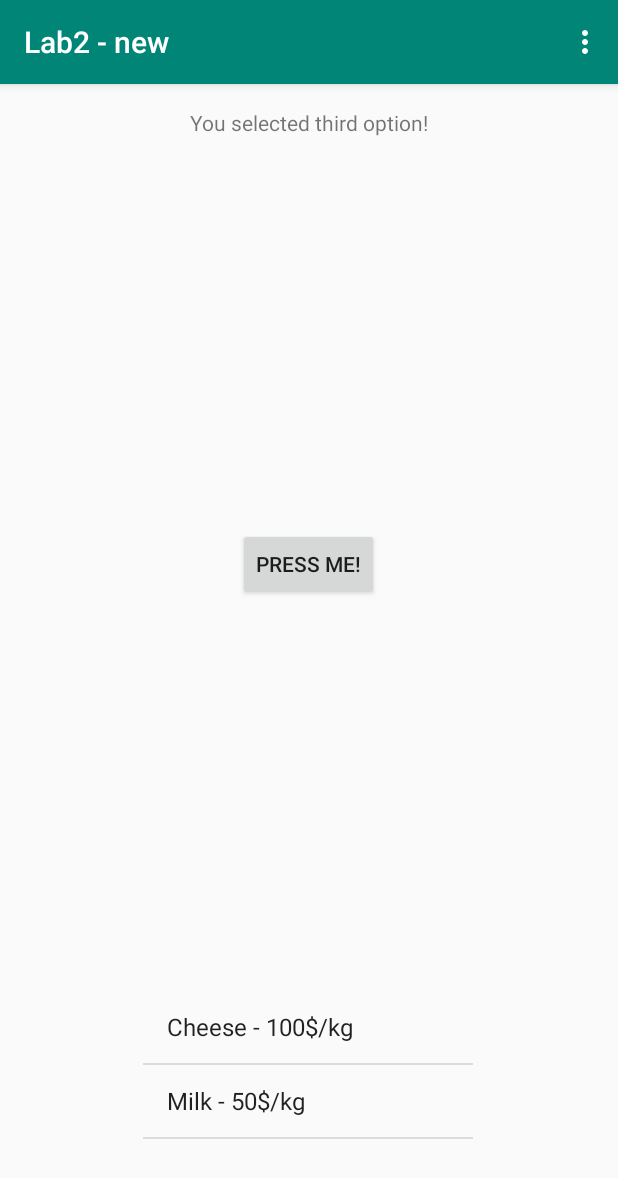
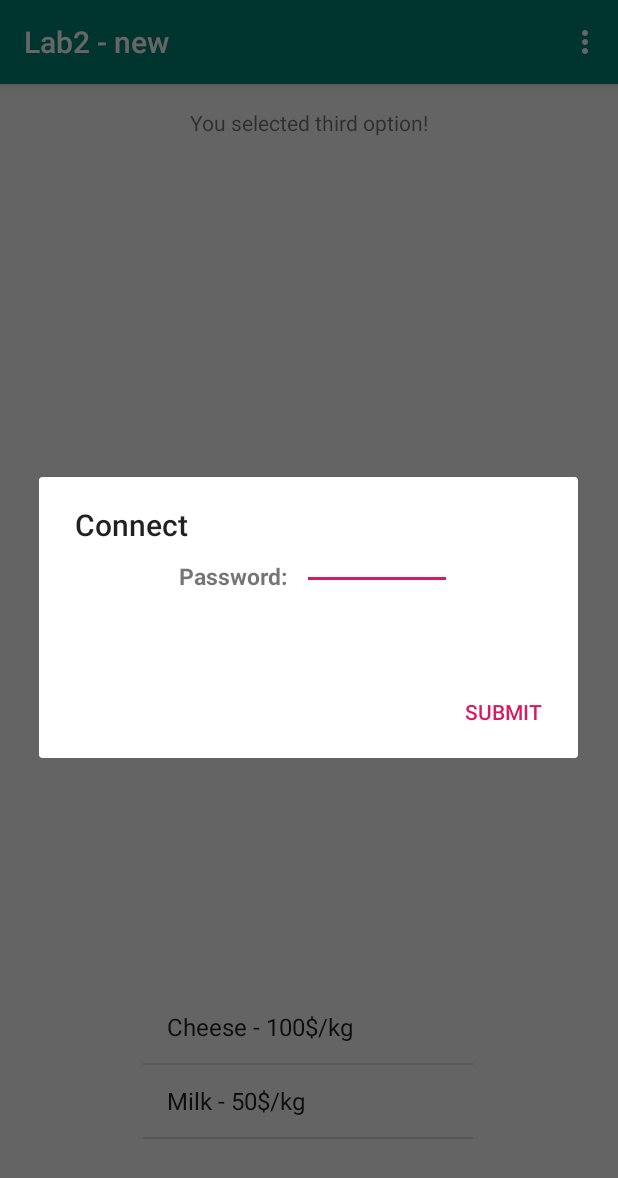
Before and after one commit to hdorin/AndroidWork, an Android app: the screen it shows after launch (MainActivity), in the options menu, after a tap on "Login", on a phone screen of 412 x 824 dp. Shown: the top 1178 px of the screen. Run offline under Robolectric (Android 15) with nearby library versions, the phone set to English and light mode, and no system bars.

Commit message:
Aproape terminat lab 3

```diff
--- a/Lab2new/app/src/main/java/com/example/lab2_new/MainActivity.java
+++ b/Lab2new/app/src/main/java/com/example/lab2_new/MainActivity.java
@@ -1,9 +1,11 @@
 package com.example.lab2_new;
 
 import android.app.AlertDialog;
+import android.content.DialogInterface;
 import android.content.Intent;
 import android.support.v7.app.AppCompatActivity;
 import android.os.Bundle;
+import android.view.LayoutInflater;
 import android.view.Menu;
 import android.view.MenuInflater;
 import android.view.MenuItem;
@@ -95,6 +97,19 @@ public class MainActivity extends AppCompatActivity {
             case R.id.third:
                 textView.setText("You selected third option!");
                 return true;
+            case R.id.login:
+                AlertDialog.Builder builder = new AlertDialog.Builder(this);
+                builder.setTitle("Connect");
+                LayoutInflater inflater = this.getLayoutInflater();
+                builder.setView(inflater.inflate(R.layout.alert_layout,null));
+                builder.setPositiveButton("Submit", new DialogInterface.OnClickListener() {
+                @Override
+                public void onClick(DialogInterface dialog, int which) { System.out.println("You pressed OK"); }
+                });
+                AlertDialog alertDialog = builder.create();
+                alertDialog.show();
+
+                return true;
             default:
                 return super.onOptionsItemSelected(item);
         }
--- /dev/null
+++ b/Lab2new/app/src/main/res/layout/alert_layout.xml
@@ -0,0 +1,42 @@
+<?xml version="1.0" encoding="utf-8"?>
+<android.support.constraint.ConstraintLayout
+    xmlns:android="http://schemas.android.com/apk/res/android"
+    xmlns:tools="http://schemas.android.com/tools"
+    android:layout_width="match_parent"
+    android:layout_height="match_parent">
+
+    <LinearLayout xmlns:android="http://schemas.android.com/apk/res/android"
+        android:layout_width="fill_parent"
+        android:layout_height="80dp"
+        android:orientation="vertical" >
+
+
+
+        <LinearLayout
+            android:layout_width="wrap_content"
+            android:layout_height="wrap_content"
+            android:layout_gravity="center"
+
+            android:orientation="horizontal" >
+
+            <TextView
+                android:id="@+id/pass_txt"
+                android:layout_width="wrap_content"
+                android:layout_height="wrap_content"
+                android:layout_gravity="center"
+                android:layout_margin="10dp"
+                android:text="Password:"
+                android:textSize="15dp"
+                android:textStyle="bold"/>
+
+            <EditText
+                android:id="@+id/pass_field"
+                android:layout_width="100dp"
+                android:layout_height="30dp"
+                android:textStyle="bold"
+                android:inputType="textPassword"/>
+
+        </LinearLayout>
+
+    </LinearLayout>
+</android.support.constraint.ConstraintLayout>
```
